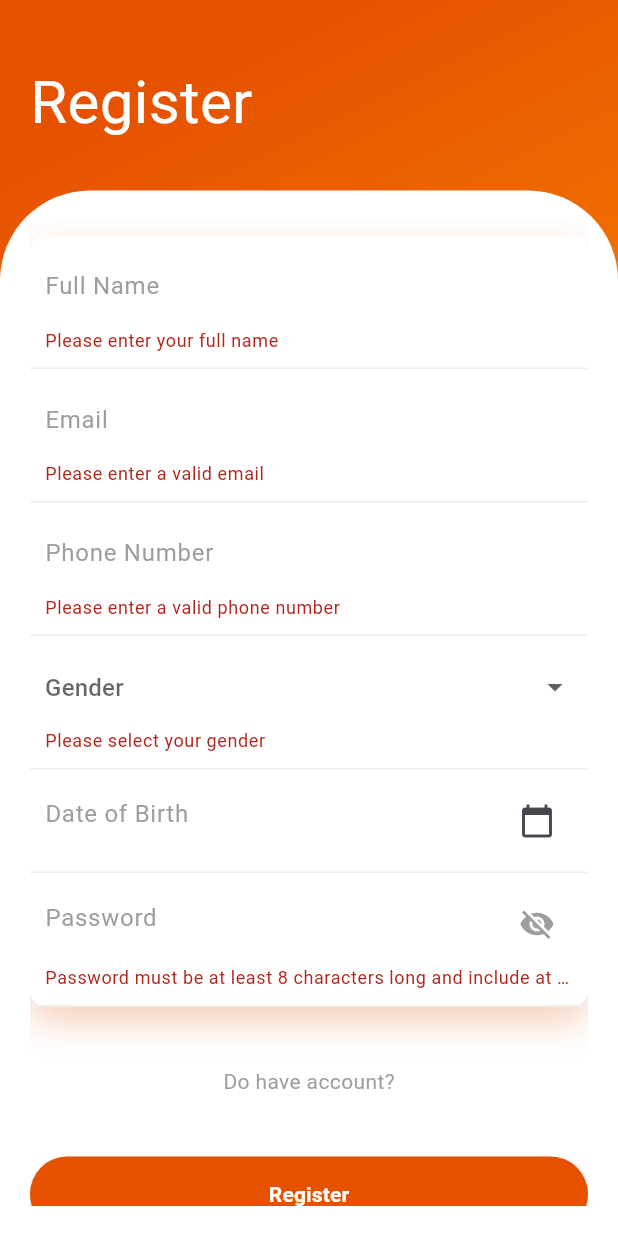
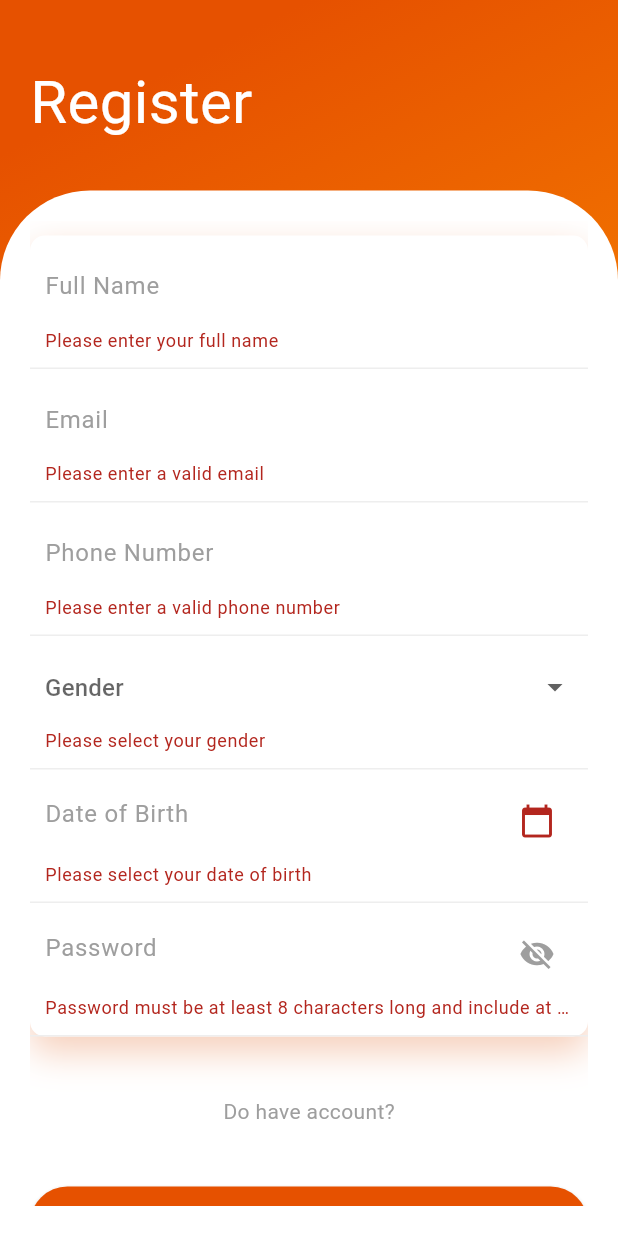
Before and after one commit to IbrahimSaada/login, a Flutter app: the RegisterPage screen opened directly, after a tap on "Register", on a phone screen of 412 x 824 dp. Run offline on Flutter 3.47's test engine with Material 3 defaults, Android fonts, the phone set to English and light mode, and no system bars; our stand-ins replace animate_do.

Commit message:
edit on date of birth

```diff
--- a/lib/login/register.dart
+++ b/lib/login/register.dart
@@ -266,7 +266,7 @@ class _RegisterPageState extends State<RegisterPage> {
                                         },
                                       ),
                                     ),
-                                    Container(
+ Container(
   padding: const EdgeInsets.all(10),
   decoration: BoxDecoration(
     border: Border(
@@ -300,6 +300,8 @@ class _RegisterPageState extends State<RegisterPage> {
     controller: _dateController,
     validator: (value) {
       if (_dob == null) {
+        return 'Please select your date of birth';
+      } else if (value == null || value.isEmpty) {
         return 'Please select your date of birth';
       }
       return null;
```
